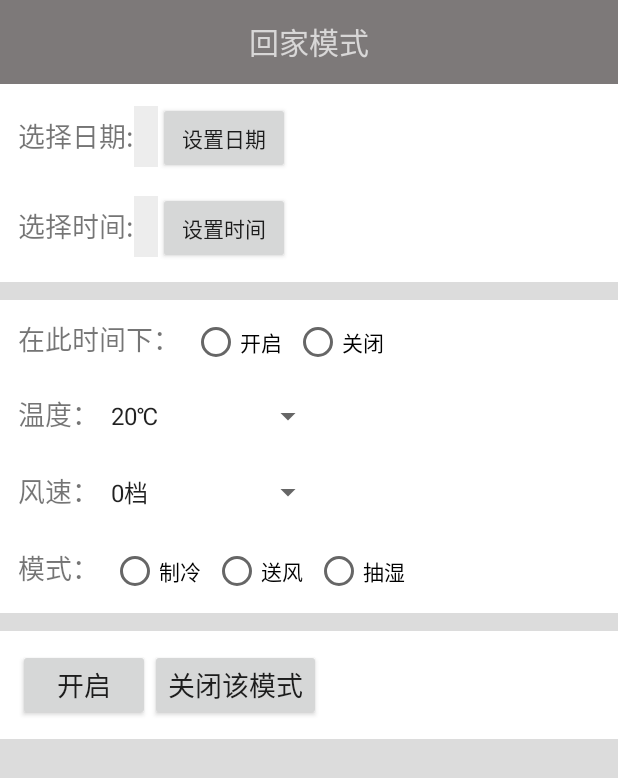
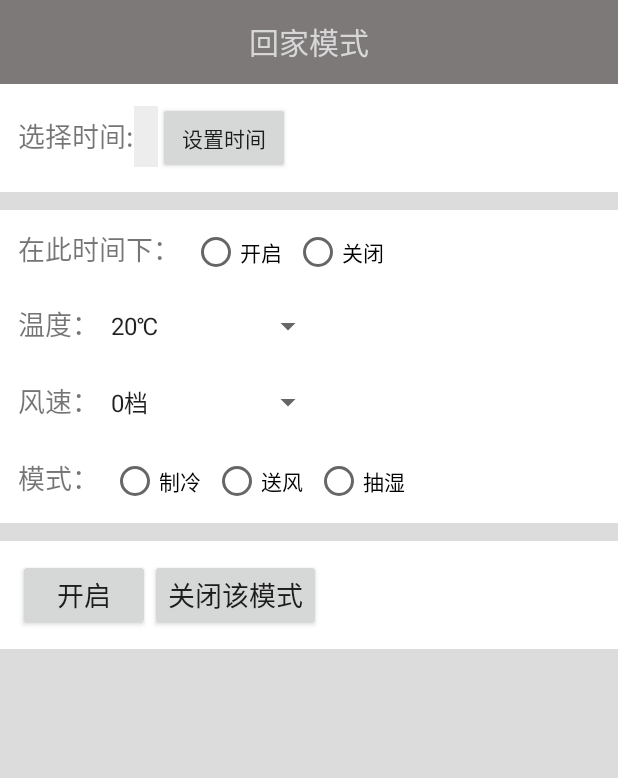
Before and after one commit to Group9-Android/Air-Conditioning-Controller, an Android app: the Profile_m screen opened directly, with no data from a screen before it, on a phone screen of 412 x 824 dp. Shown: the top 778 px of the screen. Run offline under Robolectric (Android 15) with nearby library versions, the phone set to English and light mode, and no system bars.

Commit message:
UI完善
情景模式添加本地存储数据的功能，可以存储或加载上一次设置的数据，并基于上一次的修改添加了时间的选项；
删除了选择日期的功能，日期默认当日或次日（根据时间判定）

```diff
--- a/app/src/main/java/com/example/smallkun/aswitch/Profile_m.java
+++ b/app/src/main/java/com/example/smallkun/aswitch/Profile_m.java
@@ -35,10 +35,11 @@ import android.widget.Toast;
 public class Profile_m extends AppCompatActivity implements OnClickListener{
 
     private Button btnDate,btnTime,confirmbtn,closebtn;
-    private TextView tvDate,tvTime;
+    private TextView tvDate;
+    private TextView tvTime;
     private Spinner spinner1,spinner2;
     private RadioGroup mode, power;
-    private boolean pd1 = false, pd2=false, pd3 =true;
+    private boolean pd1 = true, pd2=false, pd3 =true;
     private String date1,time1;
 
 
@@ -49,11 +50,11 @@ public class Profile_m extends AppCompatActivity implements OnClickListener{
     public void onCreate(Bundle savedInstanceState) {
         super.onCreate(savedInstanceState);
         setContentView(R.layout.profile);
-        btnDate = (Button) findViewById(R.id.btnDatePick);
+        //btnDate = (Button) findViewById(R.id.btnDatePick);
         btnTime = (Button) findViewById(R.id.btnTimePick);
         tvDate = (TextView) findViewById(R.id.tv_date);
         tvTime = (TextView) findViewById(R.id.tv_time);
-        btnDate.setOnClickListener(this);
+        //btnDate.setOnClickListener(this);
         btnTime.setOnClickListener(this);
         spinner1 = (Spinner) findViewById(R.id.wendu);
         spinner2 = (Spinner) findViewById(R.id.fengsu);
@@ -106,6 +107,10 @@ public class Profile_m extends AppCompatActivity implements OnClickListener{
         spinner2.setSelection(pref.getInt("FS",0));
         power.check(pref.getInt("PW",0));
         mode.check(pref.getInt("MS",0));
+        pd2 = pref.getBoolean("pdTime",false);
+        if (pd2) {
+            time1 = pref.getString("Time","");
+            tvTime.setText(time1);}
 
         confirmbtn.setOnClickListener(new View.OnClickListener() {
             @Override
@@ -114,7 +119,7 @@ public class Profile_m extends AppCompatActivity implements OnClickListener{
                     int selected = mode.getCheckedRadioButtonId();
                     RadioButton b = Profile_m.this.findViewById(selected);
                     if (pd3) {
-                        String text = date1+" "+time1+" "+ spinner1.getSelectedItem().toString() + "  " + spinner2.getSelectedItem().toString()+"  "+b.getText().toString();
+                        String text = time1+" "+ spinner1.getSelectedItem().toString() + "  " + spinner2.getSelectedItem().toString()+"  "+b.getText().toString();
                         Toast.makeText(Profile_m.this, text, Toast.LENGTH_SHORT).show();
 
                         //存储数据
@@ -131,20 +136,15 @@ public class Profile_m extends AppCompatActivity implements OnClickListener{
                         setResult(RESULT_OK,intent);
                         finish();
                     } else {
-                        String text = date1+" "+time1+" "+"close";
+                        String text = time1+" "+"close";
                         Toast.makeText(Profile_m.this, text, Toast.LENGTH_SHORT).show();
 
                         //存储数据
-                        SharedPreferences.Editor editor =  getSharedPreferences("data", MODE_PRIVATE).edit();
-                        editor.putString("Time",time1);
                         int pos =spinner1.getSelectedItemPosition()+20;
                         int pos1 = spinner2.getSelectedItemPosition();
-                        editor.putInt("WD",pos);
-                        editor.putInt("FS",pos1);
-                        editor.putString("MS",b.getText().toString());
-                        editor.putBoolean("PW",pd3);
-                        editor.putInt("PW",power.getCheckedRadioButtonId());
-                        editor.apply();
+                        int pos2 = mode.getCheckedRadioButtonId();
+                        int pos3 = power.getCheckedRadioButtonId();
+                        saveData(time1,pos,pos1,pos2,pos3);
 
                         //将数据传给上一个activity
                         Intent intent = new Intent();
@@ -187,7 +187,7 @@ public class Profile_m extends AppCompatActivity implements OnClickListener{
     public void saveData(String time1, int pos, int pos1, int pos2, int pos3){
         SharedPreferences.Editor editor =  getSharedPreferences("data", MODE_PRIVATE).edit();
         editor.putString("Time",time1);
-
+        editor.putBoolean("pdTime",pd2);
         editor.putInt("WD",pos);
         editor.putInt("FS",pos1);
         editor.putInt("MS",pos2);
@@ -197,17 +197,17 @@ public class Profile_m extends AppCompatActivity implements OnClickListener{
 
     public void onClick(View v) {
         switch (v.getId()) {
-            case R.id.btnDatePick:
-                DatePickerDialog datePicker = new DatePickerDialog(this, new OnDateSetListener() {
-                    @Override
-                    public void onDateSet(DatePicker view, int year, int month, int day) {
-                        tvDate.setText(year+" "+month+" "+day);
-                        date1 = year+" "+month+" "+day;
-                        pd1= true;
-                    }
-                }, 2018, 2, 12);
-                datePicker.show();
-                break;
+//            case R.id.btnDatePick:
+//                DatePickerDialog datePicker = new DatePickerDialog(this, new OnDateSetListener() {
+//                    @Override
+//                    public void onDateSet(DatePicker view, int year, int month, int day) {
+//                        tvDate.setText(year+" "+month+" "+day);
+//                        date1 = year+" "+month+" "+day;
+//                        pd1= true;
+//                    }
+//                }, 2018, 2, 12);
+//                datePicker.show();
+//                break;
             case R.id.btnTimePick:
                 TimePickerDialog time = new TimePickerDialog(this, new OnTimeSetListener() {
                     @Override
--- a/app/src/main/res/layout/profile.xml
+++ b/app/src/main/res/layout/profile.xml
@@ -30,35 +30,6 @@
         android:orientation="vertical"
         android:background="@color/white">
 
-        <LinearLayout
-            android:id="@+id/ll_date"
-            android:layout_width="match_parent"
-            android:layout_height="wrap_content"
-            android:orientation="horizontal"
-            android:layout_margin="12dp">
-
-            <TextView
-                android:layout_width="wrap_content"
-                android:layout_height="wrap_content"
-                android:text="选择日期:"
-                android:textSize="18sp" />
-
-            <TextView
-                android:id="@+id/tv_date"
-                android:layout_width="wrap_content"
-                android:layout_height="wrap_content"
-                android:background="#ededed"
-                android:padding="8dp"
-                android:textSize="18sp" />
-
-            <Button
-                android:id="@+id/btnDatePick"
-                android:layout_width="wrap_content"
-                android:layout_height="wrap_content"
-                android:text="设置日期"/>
-
-
-        </LinearLayout>
 
 
         <LinearLayout
@@ -66,6 +37,7 @@
             android:layout_width="match_parent"
             android:layout_height="wrap_content"
             android:orientation="horizontal"
+            android:layout_marginTop="12dp"
             android:layout_marginRight="12dp"
             android:layout_marginLeft="12dp"
             android:layout_marginBottom="12dp">
```
